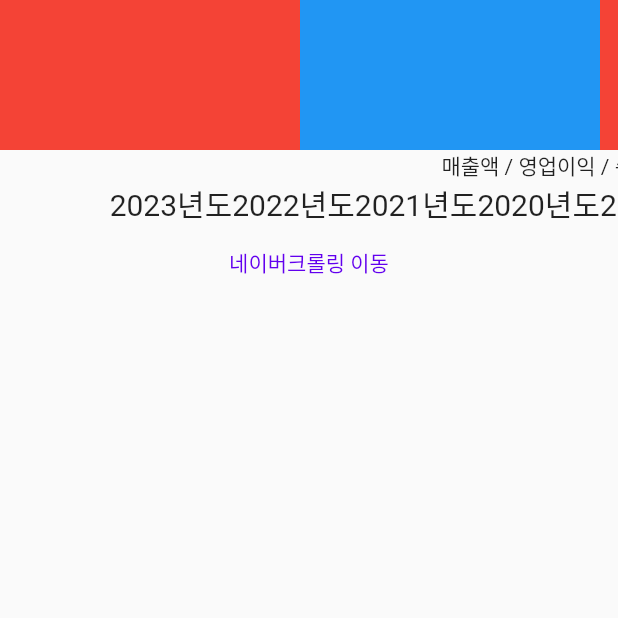
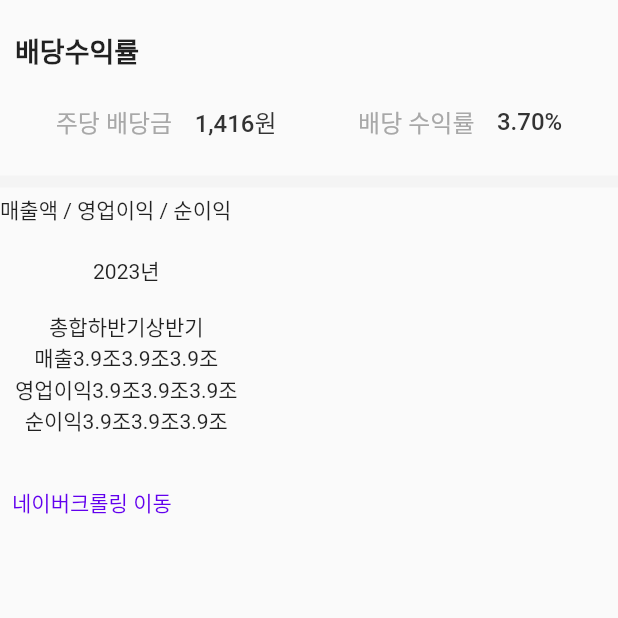
Before and after one commit to bangProgram/jb_finance, a Flutter app: the CorpDetailInfoPage screen opened directly, on a phone screen of 412 x 824 dp, the top half of it. Run offline on Flutter 3.47's test engine with Material 2 defaults, Android fonts, the phone set to English and light mode, and no system bars; our stand-ins replace flutter_riverpod, font_awesome_flutter, go_router, google_sign_in, image_picker, webview_flutter; missing offline and left inert: flutter_naver_login, kakao_flutter_sdk, kakao_flutter_sdk_common, webview_flutter_android, webview_flutter_wkwebview; Roboto replaces fonts that are missing (AppleSDGothicNeo, Pretendard).

Commit message:
20231116 commit
d

```diff
--- a/lib/main.dart
+++ b/lib/main.dart
@@ -30,7 +30,7 @@ class JBFinance extends ConsumerWidget {
       child: MaterialApp.router(
         title: "주토피아",
         theme: ThemeData(
-          fontFamily: 'AppleSDGothicNeo',
+          fontFamily: 'Pretendard',
           colorScheme: const ColorScheme.light(background: Colors.white),
         ),
         routerConfig: ref.watch(routerProvider),
--- a/lib/member/login/views/login_screen.dart
+++ b/lib/member/login/views/login_screen.dart
@@ -131,7 +131,7 @@ class _LoginScreenState extends ConsumerState<LoginScreen> {
                     child: const SocialLoginBtnWidget(
                       btnColor: Colors.white,
                       btnImage: 'assets/images/buttons/googleIcon.png',
-                      btnText: 'Google 계정으로 로그인',
+                      btnText: '구글로 시작하기',
                       textColor: Colors.black,
                     ),
                   ),
@@ -194,6 +194,7 @@ class SocialLoginBtnWidget extends StatelessWidget {
             // onPressed: _signinWithGoogle,
             btnText,
             style: TextStyle(
+              fontFamily: 'AppleSDGothicNeo',
               fontSize: 16,
               fontWeight: FontWeight.w400,
               color: textColor,
--- a/lib/navigation/finance/views/finance_corp_detail_pages/corp_detail_info_page.dart
+++ b/lib/navigation/finance/views/finance_corp_detail_pages/corp_detail_info_page.dart
@@ -18,80 +18,154 @@ class _CorpDetailInfoPageState extends State<CorpDetailInfoPage> {
           return [];
         },
         body: Column(
+          crossAxisAlignment: CrossAxisAlignment.start,
           children: [
-            SingleChildScrollView(
-              scrollDirection: Axis.horizontal,
-              child: Column(
+            Container(
+              padding: const EdgeInsets.symmetric(
+                vertical: 20,
+                horizontal: 10,
+              ),
+              child: const Column(
+                crossAxisAlignment: CrossAxisAlignment.start,
+                children: [
+                  Text(
+                    '배당수익률',
+                    style: TextStyle(
+                      fontSize: 18,
+                      fontWeight: FontWeight.w600,
+                    ),
+                  ),
+                  SizedBox(
+                    height: 22,
+                  ),
+                  Row(
+                    mainAxisAlignment: MainAxisAlignment.spaceAround,
                     children: [
                       Row(
                         children: [
-                      Container(
-                        color: Colors.red,
-                        width: 200,
-                        height: 100,
+                          Text(
+                            '주당 배당금',
+                            style: TextStyle(
+                              color: Color(0xFFA8A8A8),
+                              fontSize: 16,
+                              fontWeight: FontWeight.w500,
                             ),
-                      Container(
-                        color: Colors.blue,
-                        width: 200,
-                        height: 100,
                           ),
-                      Container(
-                        color: Colors.red,
-                        width: 200,
-                        height: 100,
+                          SizedBox(
+                            width: 15,
                           ),
-                      Container(
-                        color: Colors.blue,
-                        width: 200,
-                        height: 100,
+                          Text(
+                            '1,416원',
+                            textAlign: TextAlign.left,
+                            style: TextStyle(
+                              color: Color(0xFF333333),
+                              fontSize: 16,
+                              fontWeight: FontWeight.w500,
                             ),
-                    ],
                           ),
-                  const Column(
-                    children: [
-                      Row(
-                        children: [
-                          Text('매출액 / 영업이익 / 순이익'),
-                          Text('년도/반기'),
                         ],
                       ),
                       Row(
                         children: [
                           Text(
-                            '2023년도',
-                            style: TextStyle(fontSize: 20),
+                            '배당 수익률',
+                            style: TextStyle(
+                              color: Color(0xFFA8A8A8),
+                              fontSize: 16,
+                              fontWeight: FontWeight.w500,
+                            ),
+                          ),
+                          SizedBox(
+                            width: 15,
                           ),
                           Text(
-                            '2022년도',
-                            style: TextStyle(fontSize: 20),
+                            '3.70%',
+                            textAlign: TextAlign.left,
+                            style: TextStyle(
+                              color: Color(0xFF333333),
+                              fontSize: 16,
+                              fontWeight: FontWeight.w500,
                             ),
-                          Text(
-                            '2021년도',
-                            style: TextStyle(fontSize: 20),
                           ),
-                          Text(
-                            '2020년도',
-                            style: TextStyle(fontSize: 20),
-                          ),
-                          Text(
-                            '2023년도',
-                            style: TextStyle(fontSize: 20),
-                          ),
-                          Text(
-                            '2022년도',
-                            style: TextStyle(fontSize: 20),
-                          ),
-                          Text(
-                            '2021년도',
-                            style: TextStyle(fontSize: 20),
-                          ),
-                          Text(
-                            '2020년도',
-                            style: TextStyle(fontSize: 20),
+                        ],
                       ),
                     ],
                   )
                 ],
+              ),
+            ),
+            const Divider(
+              thickness: 8,
+              color: Color(0xFFF4F4F4),
+            ),
+            SingleChildScrollView(
+              scrollDirection: Axis.horizontal,
+              child: Row(
+                children: [
+                  Expanded(
+                    child: Column(
+                      crossAxisAlignment: CrossAxisAlignment.start,
+                      children: [
+                        const Text('매출액 / 영업이익 / 순이익'),
+                        Row(
+                          children: [
+                            Container(
+                              padding: const EdgeInsets.symmetric(
+                                vertical: 20,
+                                horizontal: 10,
+                              ),
+                              child: Column(
+                                children: [
+                                  const Text('2023년'),
+                                  const Divider(
+                                    thickness: 1,
+                                    color: Color(0xFFF4F4F4),
+                                  ),
+                                  Container(
+                                    child: Column(
+                                      children: [
+                                        Row(
+                                          children: [
+                                            Expanded(child: Container()),
+                                            const Expanded(child: Text('총합')),
+                                            const Expanded(child: Text('하반기')),
+                                            const Expanded(child: Text('상반기')),
+                                          ],
+                                        ),
+                                        const Row(
+                                          children: [
+                                            Expanded(child: Text('매출')),
+                                            Expanded(child: Text('3.9조')),
+                                            Expanded(child: Text('3.9조')),
+                                            Expanded(child: Text('3.9조')),
+                                          ],
+                                        ),
+                                        const Row(
+                                          children: [
+                                            Expanded(child: Text('영업이익')),
+                                            Expanded(child: Text('3.9조')),
+                                            Expanded(child: Text('3.9조')),
+                                            Expanded(child: Text('3.9조')),
+                                          ],
+                                        ),
+                                        const Row(
+                                          children: [
+                                            Expanded(child: Text('순이익')),
+                                            Expanded(child: Text('3.9조')),
+                                            Expanded(child: Text('3.9조')),
+                                            Expanded(child: Text('3.9조')),
+                                          ],
+                                        ),
+                                      ],
+                                    ),
+                                  )
+                                ],
+                              ),
+                            )
+                          ],
+                        )
+                      ],
+                    ),
                   )
                 ],
               ),
--- a/lib/navigation/finance/views/finance_corporation_screen.dart
+++ b/lib/navigation/finance/views/finance_corporation_screen.dart
@@ -109,7 +109,7 @@ class _FinanceCorpScreenState extends State<FinanceCorpScreen>
 
   @override
   void dispose() {
-    print('finance corp main dispose !!!!');
+    print('finance Corporation Screen dispose !!!!');
     _scrollController.dispose();
     _animationController.dispose();
     super.dispose();
```
Also changed, not shown: pubspec.yaml (+20 -0 lines), 9 other files. Lines whose indentation alone changed are shown as unchanged.
